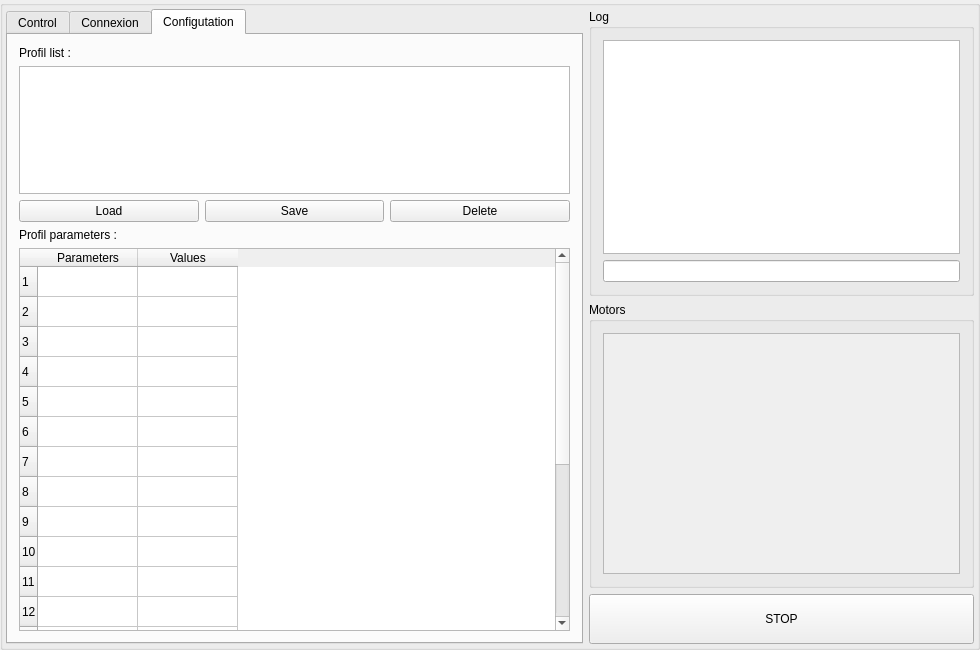
Qt form dario.ui (exmachina-dev/EXM-dario) before a commit.
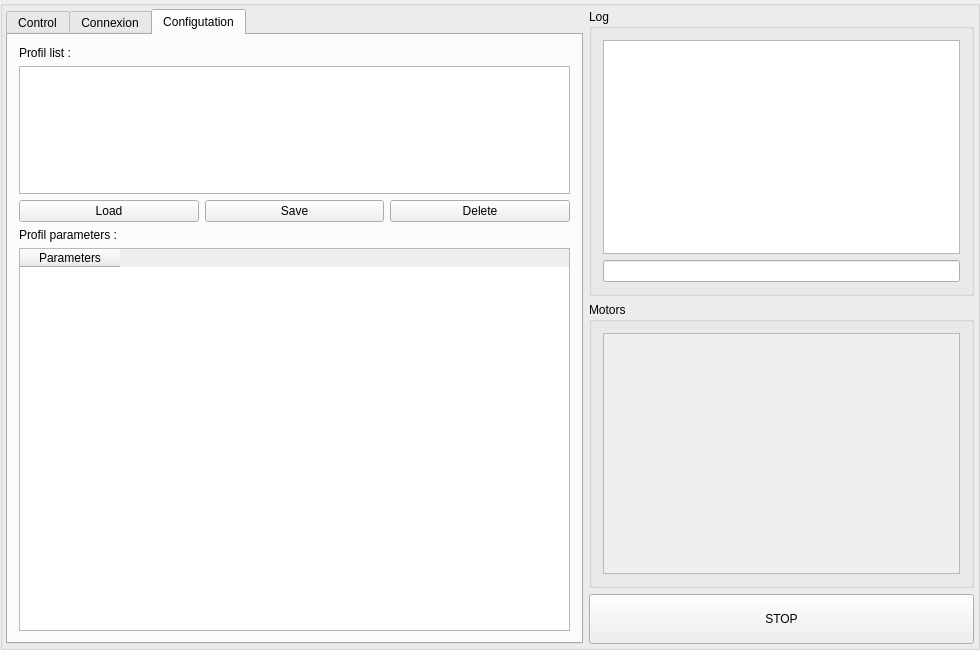
The same form after that commit. Icons and pictures are not drawn.

Commit message: Function to generated profile parameter table

Diff of the .ui file:
```diff
--- a/dario.ui
+++ b/dario.ui
@@ -809,50 +809,16 @@
                     <number>1</number>
                    </property>
                    <property name="rowCount">
-                    <number>21</number>
+                    <number>0</number>
                    </property>
                    <property name="columnCount">
-                    <number>2</number>
+                    <number>1</number>
                    </property>
-                   <row/>
-                   <row/>
-                   <row/>
-                   <row/>
-                   <row/>
-                   <row/>
-                   <row/>
-                   <row/>
-                   <row/>
-                   <row/>
-                   <row/>
-                   <row/>
-                   <row/>
-                   <row/>
-                   <row/>
-                   <row/>
-                   <row/>
-                   <row/>
-                   <row/>
-                   <row/>
-                   <row/>
                    <column>
                     <property name="text">
                      <string>Parameters</string>
                     </property>
                    </column>
-                   <column>
-                    <property name="text">
-                     <string>Values</string>
-                    </property>
-                   </column>
-                   <item row="0" column="0">
-                    <property name="text">
-                     <string/>
-                    </property>
-                    <property name="flags">
-                     <set>ItemIsSelectable|ItemIsEnabled</set>
-                    </property>
-                   </item>
                   </widget>
                  </item>
                 </layout>
```
The commit also changes 1 other file.
